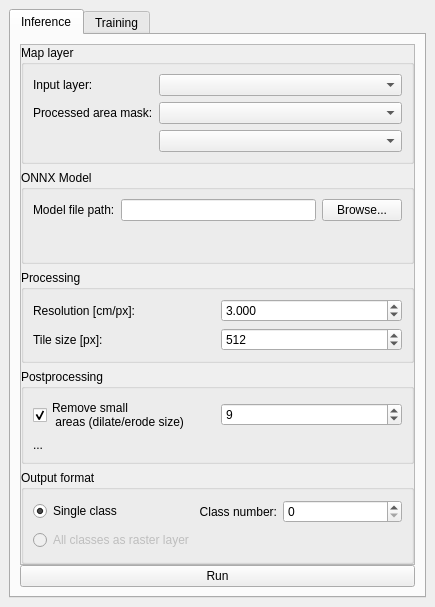
Before: the Qt Designer form plugin/deep_segmentation_framework/deep_segmentation_framework_dockwidget_base.ui in PUTvision/qgis-plugin-deepness, drawn with Qt 5.
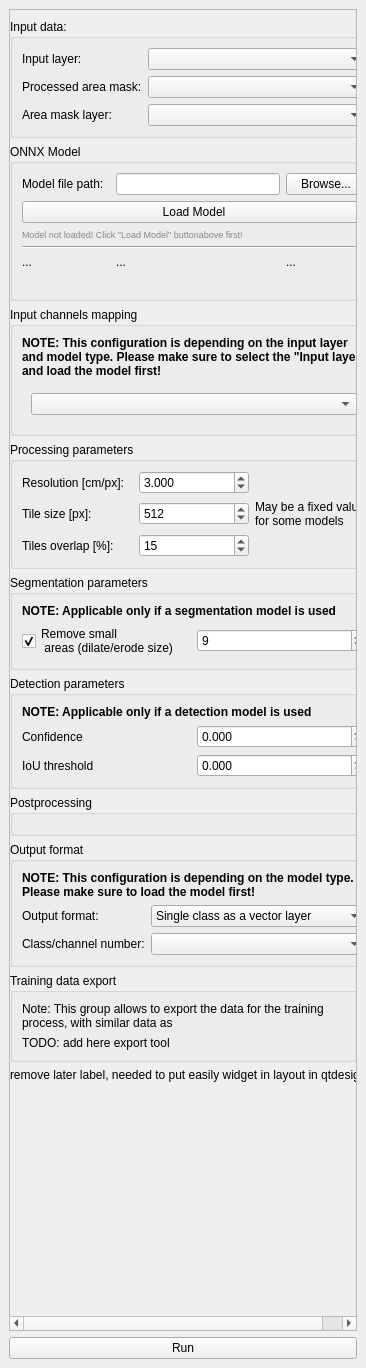
After: the same form once the commit is applied. Custom widgets are drawn as their Qt base class.

What changed in the file:
```diff
--- a/plugin/deep_segmentation_framework/deep_segmentation_framework_dockwidget_base.ui
+++ b/plugin/deep_segmentation_framework/deep_segmentation_framework_dockwidget_base.ui
@@ -6,8 +6,8 @@
    <rect>
     <x>0</x>
     <y>0</y>
-    <width>435</width>
-    <height>607</height>
+    <width>366</width>
+    <height>1368</height>
    </rect>
   </property>
   <property name="windowTitle">
@@ -16,23 +16,6 @@
   <widget class="QWidget" name="dockWidgetContents">
    <layout class="QGridLayout" name="gridLayout">
     <item row="0" column="0">
-     <layout class="QVBoxLayout" name="verticalLayout">
-      <item>
-       <widget class="QTabWidget" name="tabWidget">
-        <property name="currentIndex">
-         <number>0</number>
-        </property>
-        <widget class="QWidget" name="tab">
-         <attribute name="title">
-          <string>Inference</string>
-         </attribute>
-         <layout class="QHBoxLayout" name="horizontalLayout">
-          <property name="spacing">
-           <number>0</number>
-          </property>
-          <item>
-           <layout class="QVBoxLayout" name="verticalLayout_2">
-            <item>
              <widget class="QScrollArea" name="scrollArea">
               <property name="widgetResizable">
                <bool>true</bool>
@@ -42,17 +25,14 @@
                 <rect>
                  <x>0</x>
                  <y>0</y>
-                 <width>397</width>
-                 <height>505</height>
+         <width>350</width>
+         <height>1308</height>
                 </rect>
                </property>
                <layout class="QVBoxLayout" name="verticalLayout_3">
                 <property name="leftMargin">
                  <number>0</number>
                 </property>
-                <property name="topMargin">
-                 <number>0</number>
-                </property>
                 <property name="rightMargin">
                  <number>0</number>
                 </property>
@@ -60,25 +40,21 @@
                  <number>0</number>
                 </property>
                 <item>
-                 <widget class="QGroupBox" name="groupBox_4">
+         <widget class="QgsCollapsibleGroupBox" name="mGroupBox_3">
+          <property name="sizePolicy">
+           <sizepolicy hsizetype="Preferred" vsizetype="Maximum">
+            <horstretch>0</horstretch>
+            <verstretch>0</verstretch>
+           </sizepolicy>
+          </property>
                   <property name="title">
-                   <string>Map layer</string>
+           <string>Input data:</string>
                   </property>
                   <layout class="QGridLayout" name="gridLayout_5">
-                   <item row="3" column="1" colspan="2">
-                    <widget class="QgsMapLayerComboBox" name="mMapLayerComboBox_areaMaskLayer"/>
-                   </item>
                    <item row="0" column="1" colspan="2">
                     <widget class="QgsMapLayerComboBox" name="mMapLayerComboBox_inputLayer"/>
                    </item>
-                   <item row="2" column="0">
-                    <widget class="QLabel" name="label_11">
-                     <property name="text">
-                      <string>Processed area mask:</string>
-                     </property>
-                    </widget>
-                   </item>
-                   <item row="2" column="1" colspan="2">
+           <item row="1" column="1" colspan="2">
                     <widget class="QComboBox" name="comboBox_processedAreaSelection"/>
                    </item>
                    <item row="0" column="0">
@@ -88,44 +64,57 @@
                      </property>
                     </widget>
                    </item>
+           <item row="1" column="0">
+            <widget class="QLabel" name="label_11">
+             <property name="text">
+              <string>Processed area mask:</string>
+             </property>
+            </widget>
+           </item>
+           <item row="2" column="0">
+            <widget class="QLabel" name="label_areaMaskLayer">
+             <property name="text">
+              <string>Area mask layer:</string>
+             </property>
+            </widget>
+           </item>
+           <item row="2" column="1" colspan="2">
+            <widget class="QgsMapLayerComboBox" name="mMapLayerComboBox_areaMaskLayer"/>
+           </item>
                   </layout>
                  </widget>
                 </item>
                 <item>
-                 <widget class="QGroupBox" name="groupBox_3">
+         <widget class="QgsCollapsibleGroupBox" name="mGroupBox">
+          <property name="sizePolicy">
+           <sizepolicy hsizetype="Preferred" vsizetype="Maximum">
+            <horstretch>0</horstretch>
+            <verstretch>0</verstretch>
+           </sizepolicy>
+          </property>
                   <property name="title">
                    <string>ONNX Model</string>
                   </property>
-                  <layout class="QGridLayout" name="gridLayout_4">
-                   <item row="0" column="1">
-                    <widget class="QLineEdit" name="lineEdit_modelPath">
-                     <property name="text">
-                      <string/>
-                     </property>
-                    </widget>
-                   </item>
-                   <item row="2" column="0" colspan="3">
+          <layout class="QGridLayout" name="gridLayout_7">
+           <item row="2" column="0" colspan="4">
                     <widget class="QLabel" name="label_modelInfo">
                      <property name="font">
                       <font>
-                       <pointsize>6</pointsize>
+               <pointsize>7</pointsize>
                       </font>
                      </property>
                      <property name="styleSheet">
-                      <string notr="true">color: rgb(155, 155, 155);</string>
+              <string notr="true">color: rgb(135, 135, 133);</string>
                      </property>
                      <property name="text">
-                      <string/>
+              <string>Model not loaded! Click &quot;Load Model&quot; buttonabove first!</string>
                      </property>
                     </widget>
                    </item>
-                   <item row="0" column="2">
-                    <widget class="QPushButton" name="pushButton_browseModelPath">
-                     <property name="enabled">
-                      <bool>true</bool>
-                     </property>
+           <item row="6" column="0">
+            <widget class="QLabel" name="label_3">
                      <property name="text">
-                      <string>Browse...</string>
+              <string/>
                      </property>
                     </widget>
                    </item>
@@ -136,22 +125,113 @@
                      </property>
                     </widget>
                    </item>
+           <item row="4" column="0">
+            <widget class="QLabel" name="label_5">
+             <property name="text">
+              <string>...</string>
+             </property>
+            </widget>
+           </item>
+           <item row="0" column="3">
+            <widget class="QPushButton" name="pushButton_browseModelPath">
+             <property name="enabled">
+              <bool>true</bool>
+             </property>
+             <property name="text">
+              <string>Browse...</string>
+             </property>
+            </widget>
+           </item>
+           <item row="0" column="2">
+            <widget class="QLineEdit" name="lineEdit_modelPath">
+             <property name="enabled">
+              <bool>true</bool>
+             </property>
+            </widget>
+           </item>
+           <item row="3" column="0" colspan="4">
+            <widget class="Line" name="line">
+             <property name="orientation">
+              <enum>Qt::Horizontal</enum>
+             </property>
+            </widget>
+           </item>
+           <item row="1" column="0" colspan="4">
+            <widget class="QPushButton" name="pushButton">
+             <property name="text">
+              <string>Load Model</string>
+             </property>
+            </widget>
+           </item>
+           <item row="4" column="2">
+            <widget class="QLabel" name="label_6">
+             <property name="text">
+              <string>...</string>
+             </property>
+            </widget>
+           </item>
+           <item row="4" column="3">
+            <widget class="QLabel" name="label_7">
+             <property name="text">
+              <string>...</string>
+             </property>
+            </widget>
+           </item>
                   </layout>
                  </widget>
                 </item>
                 <item>
-                 <widget class="QGroupBox" name="groupBox_2">
+         <widget class="QgsCollapsibleGroupBox" name="mGroupBox_2">
+          <property name="sizePolicy">
+           <sizepolicy hsizetype="Preferred" vsizetype="Maximum">
+            <horstretch>0</horstretch>
+            <verstretch>0</verstretch>
+           </sizepolicy>
+          </property>
                   <property name="title">
-                   <string>Processing</string>
-                  </property>
-                  <layout class="QGridLayout" name="gridLayout_3">
+           <string>Input channels mapping</string>
+          </property>
+          <layout class="QGridLayout" name="gridLayout_4">
                    <item row="0" column="0">
-                    <widget class="QLabel" name="label">
+            <widget class="QLabel" name="label_12">
+             <property name="font">
+              <font>
+               <weight>75</weight>
+               <bold>true</bold>
+              </font>
+             </property>
                      <property name="text">
-                      <string>Resolution [cm/px]:</string>
-                     </property>
-                    </widget>
-                   </item>
+              <string>NOTE: This configuration is depending on the input layer and model type. Please make sure to select the &quot;Input layer&quot; and load the model first!</string>
+             </property>
+             <property name="wordWrap">
+              <bool>true</bool>
+             </property>
+            </widget>
+           </item>
+           <item row="1" column="0">
+            <widget class="QWidget" name="widget" native="true">
+             <layout class="QGridLayout" name="gridLayout_6">
+              <item row="0" column="0">
+               <widget class="QgsRasterBandComboBox" name="mRasterBandComboBox"/>
+              </item>
+             </layout>
+            </widget>
+           </item>
+          </layout>
+         </widget>
+        </item>
+        <item>
+         <widget class="QgsCollapsibleGroupBox" name="mGroupBox_4">
+          <property name="sizePolicy">
+           <sizepolicy hsizetype="Preferred" vsizetype="Maximum">
+            <horstretch>0</horstretch>
+            <verstretch>0</verstretch>
+           </sizepolicy>
+          </property>
+          <property name="title">
+           <string>Processing parameters</string>
+          </property>
+          <layout class="QGridLayout" name="gridLayout_8">
                    <item row="1" column="0">
                     <widget class="QLabel" name="label_8">
                      <property name="text">
@@ -172,6 +252,13 @@
                      </property>
                     </widget>
                    </item>
+           <item row="0" column="0">
+            <widget class="QLabel" name="label">
+             <property name="text">
+              <string>Resolution [cm/px]:</string>
+             </property>
+            </widget>
+           </item>
                    <item row="1" column="1">
                     <widget class="QSpinBox" name="spinBox_tileSize_px">
                      <property name="maximum">
@@ -182,30 +269,67 @@
                      </property>
                     </widget>
                    </item>
+           <item row="1" column="2">
+            <widget class="QLabel" name="label_13">
+             <property name="text">
+              <string>May be a fixed value
+for some models</string>
+             </property>
+            </widget>
+           </item>
+           <item row="2" column="0">
+            <widget class="QLabel" name="label_19">
+             <property name="text">
+              <string>Tiles overlap [%]:</string>
+             </property>
+            </widget>
+           </item>
+           <item row="2" column="1">
+            <widget class="QSpinBox" name="spinBox">
+             <property name="suffix">
+              <string/>
+             </property>
+             <property name="value">
+              <number>15</number>
+             </property>
+            </widget>
+           </item>
                   </layout>
                  </widget>
                 </item>
                 <item>
-                 <widget class="QGroupBox" name="groupBox">
+         <widget class="QgsCollapsibleGroupBox" name="mGroupBox_7">
+          <property name="sizePolicy">
+           <sizepolicy hsizetype="Preferred" vsizetype="Maximum">
+            <horstretch>0</horstretch>
+            <verstretch>0</verstretch>
+           </sizepolicy>
+          </property>
                   <property name="title">
-                   <string>Postprocessing</string>
-                  </property>
-                  <layout class="QGridLayout" name="gridLayout_2">
-                   <item row="1" column="0">
+           <string>Segmentation parameters</string>
+          </property>
+          <layout class="QGridLayout" name="gridLayout_10">
+           <item row="0" column="0" colspan="2">
                     <widget class="QLabel" name="label_2">
+             <property name="font">
+              <font>
+               <weight>75</weight>
+               <bold>true</bold>
+              </font>
+             </property>
                      <property name="text">
-                      <string>...</string>
+              <string>NOTE: Applicable only if a segmentation model is used</string>
                      </property>
                     </widget>
                    </item>
-                   <item row="0" column="1">
+           <item row="1" column="1">
                     <widget class="QSpinBox" name="spinBox_dilateErodeSize">
                      <property name="value">
                       <number>9</number>
                      </property>
                     </widget>
                    </item>
-                   <item row="0" column="0">
+           <item row="1" column="0">
                     <widget class="QCheckBox" name="checkBox_removeSmallAreas">
                      <property name="text">
                       <string>Remove small 
@@ -220,51 +344,213 @@
                  </widget>
                 </item>
                 <item>
-                 <widget class="QGroupBox" name="groupBox_5">
+         <widget class="QgsCollapsibleGroupBox" name="mGroupBox_9">
+          <property name="title">
+           <string>Detection parameters</string>
+          </property>
+          <layout class="QGridLayout" name="gridLayout_9">
+           <item row="3" column="0">
+            <widget class="QLabel" name="label_22">
+             <property name="text">
+              <string>IoU threshold</string>
+             </property>
+            </widget>
+           </item>
+           <item row="3" column="1">
+            <widget class="QDoubleSpinBox" name="doubleSpinBox_2">
+             <property name="decimals">
+              <number>3</number>
+             </property>
+             <property name="maximum">
+              <double>1.000000000000000</double>
+             </property>
+            </widget>
+           </item>
+           <item row="1" column="0">
+            <widget class="QLabel" name="label_21">
+             <property name="text">
+              <string>Confidence</string>
+             </property>
+            </widget>
+           </item>
+           <item row="0" column="0" colspan="2">
+            <widget class="QLabel" name="label_20">
+             <property name="font">
+              <font>
+               <weight>75</weight>
+               <bold>true</bold>
+              </font>
+             </property>
+             <property name="text">
+              <string>NOTE: Applicable only if a detection model is used</string>
+             </property>
+            </widget>
+           </item>
+           <item row="1" column="1">
+            <widget class="QDoubleSpinBox" name="doubleSpinBox">
+             <property name="decimals">
+              <number>3</number>
+             </property>
+             <property name="maximum">
+              <double>1.000000000000000</double>
+             </property>
+            </widget>
+           </item>
+          </layout>
+         </widget>
+        </item>
+        <item>
+         <widget class="QgsCollapsibleGroupBox" name="mGroupBox_5">
+          <property name="sizePolicy">
+           <sizepolicy hsizetype="Preferred" vsizetype="Maximum">
+            <horstretch>0</horstretch>
+            <verstretch>0</verstretch>
+           </sizepolicy>
+          </property>
+          <property name="title">
+           <string>Postprocessing</string>
+          </property>
+          <layout class="QGridLayout" name="gridLayout_3"/>
+         </widget>
+        </item>
+        <item>
+         <widget class="QgsCollapsibleGroupBox" name="mGroupBox_6">
+          <property name="sizePolicy">
+           <sizepolicy hsizetype="Preferred" vsizetype="Maximum">
+            <horstretch>0</horstretch>
+            <verstretch>0</verstretch>
+           </sizepolicy>
+          </property>
                   <property name="title">
                    <string>Output format</string>
                   </property>
-                  <layout class="QGridLayout" name="gridLayout_6">
-                   <item row="1" column="0" colspan="2">
-                    <widget class="QRadioButton" name="radioButton_output_all_classes">
-                     <property name="enabled">
-                      <bool>false</bool>
-                     </property>
+          <layout class="QGridLayout" name="gridLayout_2">
+           <item row="1" column="1" colspan="2">
+            <widget class="QComboBox" name="comboBox">
+             <item>
+              <property name="text">
+               <string>Single class as a vector layer</string>
+              </property>
+             </item>
+             <item>
                      <property name="text">
-                      <string>All classes as raster layer</string>
-                     </property>
-                    </widget>
-                   </item>
-                   <item row="0" column="1">
+               <string>All classes as separate layers</string>
+              </property>
+             </item>
+            </widget>
+           </item>
+           <item row="0" column="0" colspan="3">
+            <widget class="QLabel" name="label_17">
+             <property name="font">
+              <font>
+               <weight>75</weight>
+               <bold>true</bold>
+              </font>
+             </property>
+             <property name="text">
+              <string>NOTE: This configuration is depending on the model type. Please make sure to load the model first!</string>
+             </property>
+             <property name="wordWrap">
+              <bool>true</bool>
+             </property>
+            </widget>
+           </item>
+           <item row="1" column="0">
+            <widget class="QLabel" name="label_18">
+             <property name="text">
+              <string>Output format:</string>
+             </property>
+            </widget>
+           </item>
+           <item row="2" column="0">
                     <widget class="QLabel" name="label_9">
                      <property name="text">
-                      <string>Class number:</string>
-                     </property>
-                     <property name="alignment">
-                      <set>Qt::AlignRight|Qt::AlignTrailing|Qt::AlignVCenter</set>
-                     </property>
-                    </widget>
-                   </item>
-                   <item row="0" column="2">
-                    <widget class="QSpinBox" name="spinBox_2"/>
-                   </item>
-                   <item row="0" column="0">
-                    <widget class="QRadioButton" name="radioButton_outputSingleClass">
+              <string>Class/channel number:</string>
+             </property>
+            </widget>
+           </item>
+           <item row="2" column="1" colspan="2">
+            <widget class="QComboBox" name="comboBox_2"/>
+           </item>
+          </layout>
+         </widget>
+        </item>
+        <item>
+         <widget class="QgsCollapsibleGroupBox" name="mGroupBox_8">
+          <property name="sizePolicy">
+           <sizepolicy hsizetype="Preferred" vsizetype="Maximum">
+            <horstretch>0</horstretch>
+            <verstretch>0</verstretch>
+           </sizepolicy>
+          </property>
+          <property name="title">
+           <string>Training data export</string>
+          </property>
+          <layout class="QVBoxLayout" name="verticalLayout_4">
+           <item>
+            <widget class="QLabel" name="label_15">
                      <property name="text">
-                      <string>Single class</string>
-                     </property>
-                     <property name="checked">
+              <string>Note: This group allows to export the data for the training process, with similar data as </string>
+             </property>
+             <property name="wordWrap">
                       <bool>true</bool>
                      </property>
                     </widget>
                    </item>
+           <item>
+            <widget class="QWidget" name="widget_3" native="true">
+             <layout class="QHBoxLayout" name="horizontalLayout">
+              <property name="leftMargin">
+               <number>0</number>
+              </property>
+              <property name="topMargin">
+               <number>0</number>
+              </property>
+              <property name="rightMargin">
+               <number>0</number>
+              </property>
+              <property name="bottomMargin">
+               <number>0</number>
+              </property>
+              <item>
+               <widget class="QLabel" name="label_16">
+                <property name="text">
+                 <string>TODO: add here export tool</string>
+                </property>
+               </widget>
+              </item>
                   </layout>
                  </widget>
                 </item>
                </layout>
               </widget>
-             </widget>
-            </item>
+        </item>
+        <item>
+         <widget class="QLabel" name="label_14">
+          <property name="text">
+           <string>remove later label, needed to put easily widget in layout in qtdesigner</string>
+          </property>
+         </widget>
+        </item>
+        <item>
+         <spacer name="verticalSpacer">
+          <property name="orientation">
+           <enum>Qt::Vertical</enum>
+          </property>
+          <property name="sizeHint" stdset="0">
+           <size>
+            <width>20</width>
+            <height>40</height>
+           </size>
+          </property>
+         </spacer>
+        </item>
+       </layout>
+      </widget>
+     </widget>
+    </item>
+    <item row="1" column="0">
+     <layout class="QVBoxLayout" name="verticalLayout">
             <item>
              <widget class="QPushButton" name="pushButton_run_inference">
               <property name="text">
@@ -276,29 +562,14 @@
           </item>
          </layout>
         </widget>
-        <widget class="QWidget" name="tab_2">
-         <attribute name="title">
-          <string>Training</string>
-         </attribute>
-         <widget class="QgsRasterBandComboBox" name="mRasterBandComboBox">
-          <property name="geometry">
-           <rect>
-            <x>90</x>
-            <y>40</y>
-            <width>118</width>
-            <height>22</height>
-           </rect>
-          </property>
-         </widget>
-        </widget>
-       </widget>
-      </item>
-     </layout>
-    </item>
-   </layout>
-  </widget>
  </widget>
  <customwidgets>
+  <customwidget>
+   <class>QgsCollapsibleGroupBox</class>
+   <extends>QGroupBox</extends>
+   <header>qgscollapsiblegroupbox.h</header>
+   <container>1</container>
+  </customwidget>
   <customwidget>
    <class>QgsMapLayerComboBox</class>
    <extends>QComboBox</extends>
```
Lines whose indentation alone changed are shown as unchanged.
